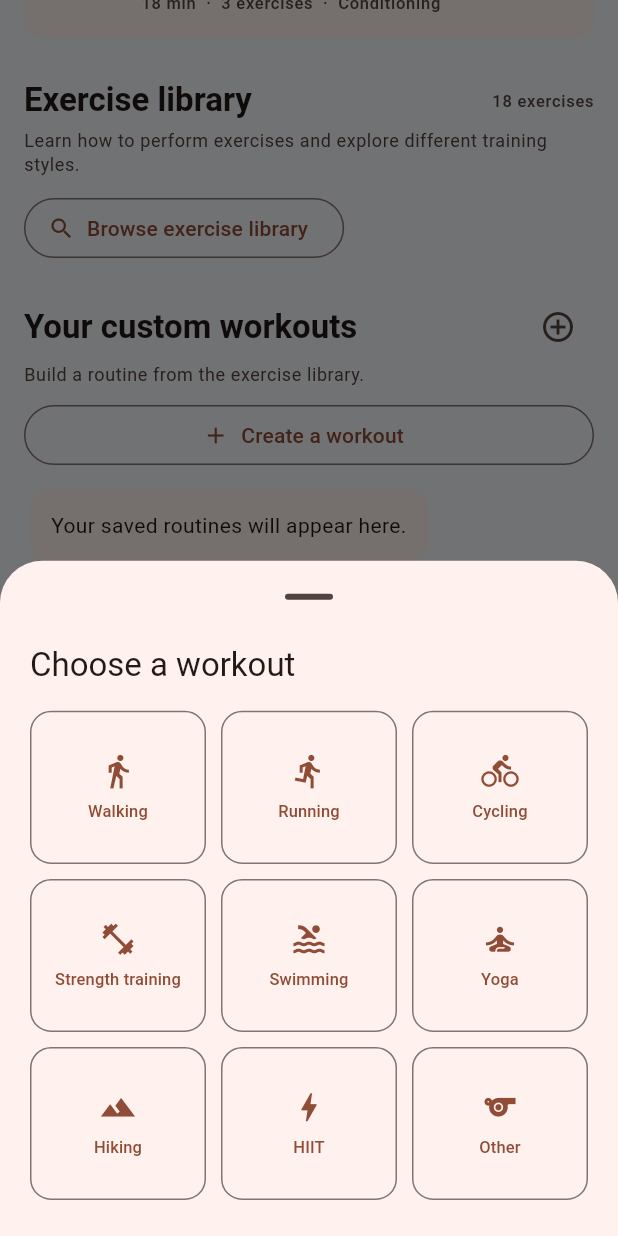
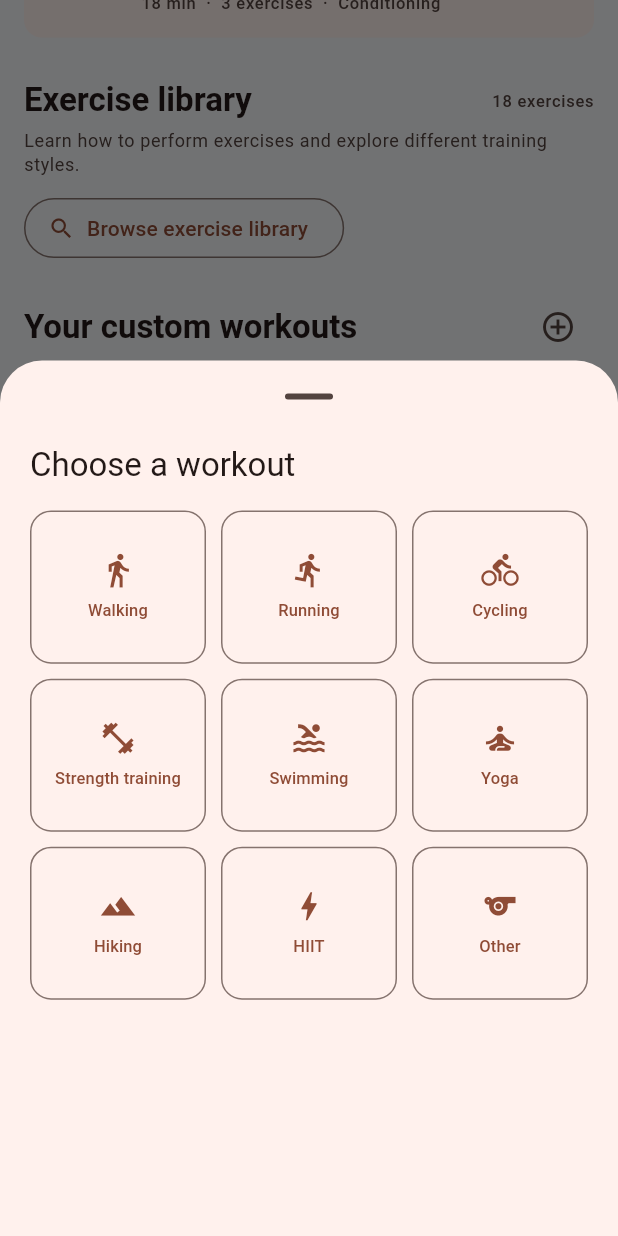
Before and after one commit to Suranjanp/trailblazers-mobile-app, a Flutter app: the FitnessScreen widget shown alone on an empty page, opened directly, scrolled down 1651 dp, after a tap on "Start a workout", on a phone screen of 412 x 824 dp. Run offline on Flutter 3.47's test engine with Material 3 defaults, Android fonts, the phone set to English and light mode, and no system bars; our stand-ins replace cloud_firestore, firebase_auth, firebase_core, flutter_map, geolocator, google_sign_in and 3 more; missing offline and left inert: extension_google_sign_in_as_googleapis_auth, googleapis, health; accounts and stored records are empty.

Commit message:
Update fitness_screen.dart

```diff
--- a/lib/screens/fitness_screen.dart
+++ b/lib/screens/fitness_screen.dart
@@ -726,27 +726,29 @@ class _FitnessScreenState extends State<FitnessScreen> {
     final selectedType = await showModalBottomSheet<String>(
       context: context,
       showDragHandle: true,
-      builder: (context) => SafeArea(
+      isScrollControlled: true,
+      useSafeArea: true,
+      builder: (context) {
+        final screenHeight = MediaQuery.of(context).size.height;
+
+        return SizedBox(
+          height: screenHeight * 0.65,
           child: Padding(
-          padding: const EdgeInsets.fromLTRB(20, 8, 20, 24),
+            padding: const EdgeInsets.fromLTRB(20, 8, 20, 16),
             child: Column(
-            mainAxisSize: MainAxisSize.min,
               crossAxisAlignment: CrossAxisAlignment.start,
               children: [
-              Text('Choose a workout', style: Theme.of(context).textTheme.titleLarge),
+                Text(
+                  'Choose a workout',
+                  style: Theme.of(context).textTheme.titleLarge,
+                ),
                 const SizedBox(height: 16),
-              ConstrainedBox(
-                // Keep the picker within the available screen height. On
-                // smaller screens or with larger text, the options scroll
-                // instead of overflowing the bottom sheet.
-                constraints: BoxConstraints(
-                  maxHeight: MediaQuery.of(context).size.height * 0.52,
-                ),
+                Expanded(
                   child: GridView.builder(
-                  shrinkWrap: true,
-                  physics: const ClampingScrollPhysics(),
                     itemCount: _workoutTypes.length,
-                  gridDelegate: const SliverGridDelegateWithFixedCrossAxisCount(
+                    physics: const AlwaysScrollableScrollPhysics(),
+                    gridDelegate:
+                        const SliverGridDelegateWithFixedCrossAxisCount(
                       crossAxisCount: 3,
                       mainAxisSpacing: 10,
                       crossAxisSpacing: 10,
@@ -754,18 +756,25 @@ class _FitnessScreenState extends State<FitnessScreen> {
                     ),
                     itemBuilder: (context, index) {
                       final type = _workoutTypes[index];
+
                       return OutlinedButton(
                         onPressed: () => Navigator.pop(context, type),
                         style: OutlinedButton.styleFrom(
                           padding: const EdgeInsets.all(8),
-                      shape: RoundedRectangleBorder(borderRadius: BorderRadius.circular(14)),
+                          shape: RoundedRectangleBorder(
+                            borderRadius: BorderRadius.circular(14),
+                          ),
                         ),
                         child: Column(
                           mainAxisAlignment: MainAxisAlignment.center,
                           children: [
                             Icon(_iconFor(type), size: 25),
                             const SizedBox(height: 6),
-                        Text(type, textAlign: TextAlign.center, style: const TextStyle(fontSize: 11)),
+                            Text(
+                              type,
+                              textAlign: TextAlign.center,
+                              style: const TextStyle(fontSize: 11),
+                            ),
                           ],
                         ),
                       );
@@ -775,7 +784,8 @@ class _FitnessScreenState extends State<FitnessScreen> {
               ],
             ),
           ),
-      ),
+        );
+      },
     );
 
     if (selectedType != null && mounted) {
@@ -1865,7 +1875,7 @@ class _FitnessScreenState extends State<FitnessScreen> {
                 physics: const NeverScrollableScrollPhysics(),
                 mainAxisSpacing: 8,
                 crossAxisSpacing: 8,
-                childAspectRatio: 1.6,
+                childAspectRatio: 1.85,
                 children: [
                   _summaryCard(context, Icons.route, 'Longest walk', bestDistance(walking) > 0 ? '${bestDistance(walking).toStringAsFixed(2)} km' : '—'),
                   _summaryCard(context, Icons.directions_run, 'Longest run', bestDistance(running) > 0 ? '${bestDistance(running).toStringAsFixed(2)} km' : '—'),
@@ -1928,6 +1938,7 @@ class _FitnessScreenState extends State<FitnessScreen> {
                     ),
                     title: Text(activity, style: const TextStyle(fontWeight: FontWeight.w600)),
                     subtitle: Text('${dateLabel(data)}\n${km.toStringAsFixed(2)} km · ${_formatDuration(seconds)}'),
+                    isThreeLine: true,
                     childrenPadding: const EdgeInsets.fromLTRB(14, 0, 14, 16),
                     children: [
                       if (points.length >= 2) ...[
@@ -2133,7 +2144,7 @@ class _FitnessScreenState extends State<FitnessScreen> {
                   physics: const NeverScrollableScrollPhysics(),
                   mainAxisSpacing: 8,
                   crossAxisSpacing: 8,
-                  childAspectRatio: 1.6,
+                  childAspectRatio: 1.85,
                   children: [
                     _summaryCard(context, Icons.route_outlined, 'Distance', '${totalDistance.toStringAsFixed(2)} km'),
                     _summaryCard(context, Icons.flag_outlined, 'Activities', '${sessions.length}'),
```
Lines whose indentation alone changed are shown as unchanged.
